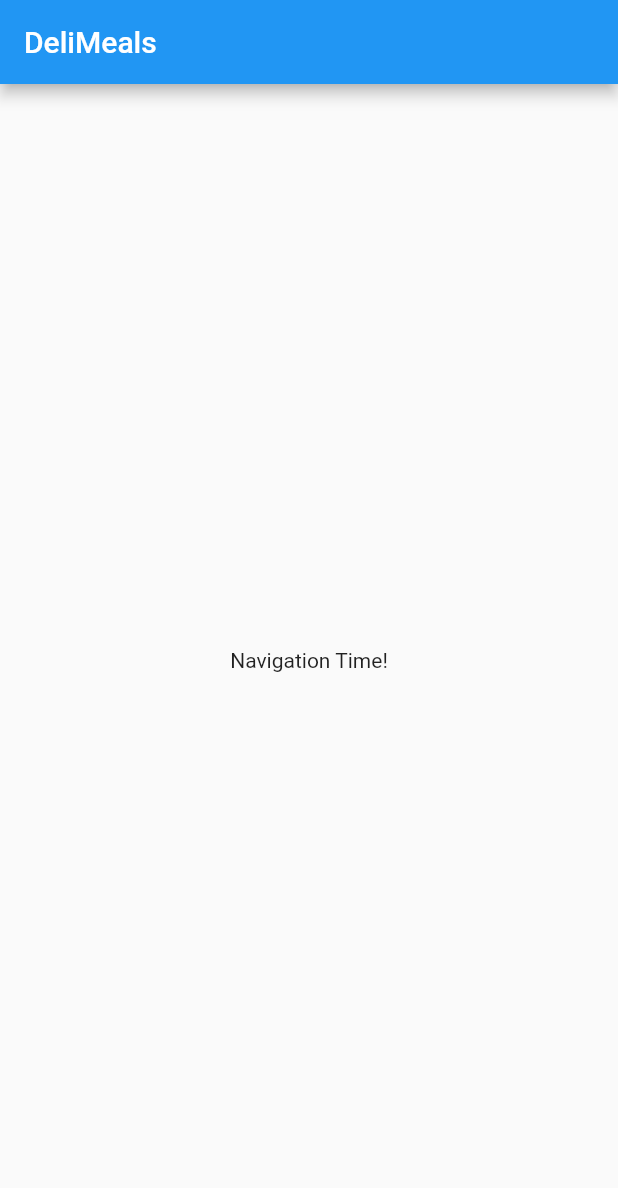
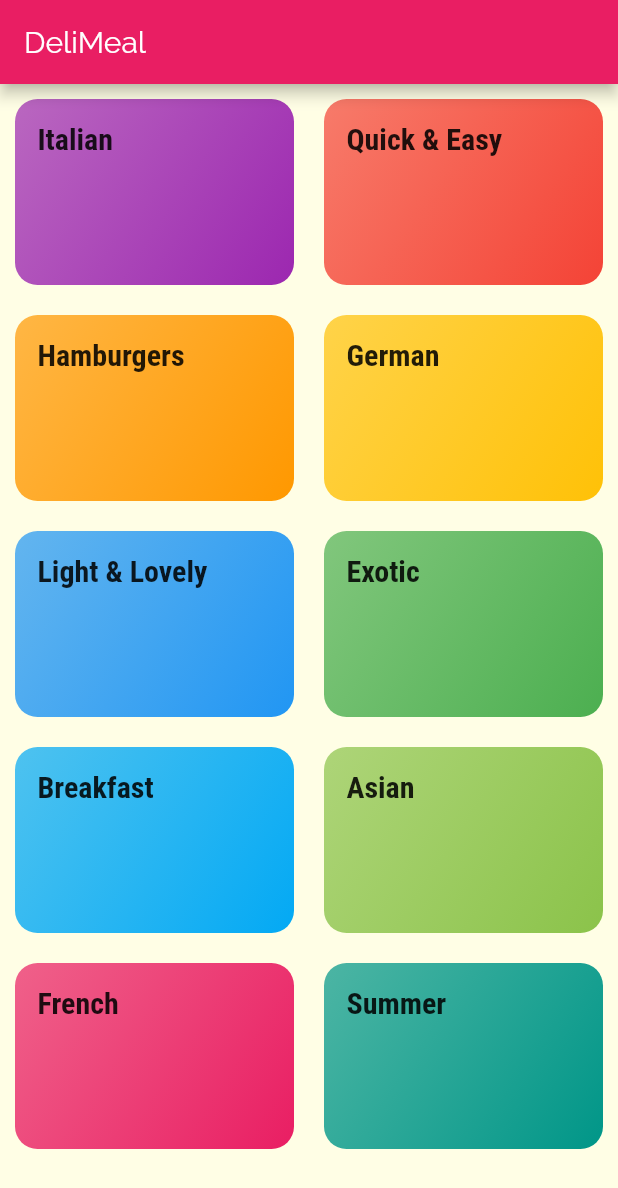
Before and after one commit to admn16/flutter-tutorial, a Flutter app: the screen it shows after launch, on a phone screen of 412 x 824 dp. Shown: the top 1188 px of the screen. Run offline on Flutter 3.47's test engine with Material 2 defaults, Android fonts, the phone set to English and light mode, and no system bars.

Commit message:
Connected 2 screens

```diff
--- /dev/null
+++ b/meals_app/lib/categories_screen.dart
@@ -0,0 +1,32 @@
+import 'package:flutter/material.dart';
+
+import './category_item.dart';
+import './dummy_data.dart';
+
+class CategoriesScreen extends StatelessWidget {
+  const CategoriesScreen({Key? key}) : super(key: key);
+
+  @override
+  Widget build(BuildContext context) {
+    return Scaffold(
+      appBar: AppBar(
+        title: const Text('DeliMeal'),
+      ),
+      body: GridView(
+        padding: const EdgeInsets.all(10),
+        children: DUMMY_CATEGORIES.map((category) {
+          return CategoryItem(
+            title: category.title,
+            color: category.color,
+          );
+        }).toList(),
+        gridDelegate: SliverGridDelegateWithMaxCrossAxisExtent(
+          maxCrossAxisExtent: 200,
+          childAspectRatio: 3 / 2,
+          crossAxisSpacing: 20,
+          mainAxisSpacing: 20,
+        ),
+      ),
+    );
+  }
+}
--- /dev/null
+++ b/meals_app/lib/category_item.dart
@@ -0,0 +1,45 @@
+import 'package:flutter/material.dart';
+
+import './category_meals_screen.dart';
+
+class CategoryItem extends StatelessWidget {
+  final String title;
+  final Color color;
+
+  const CategoryItem({Key? key, required this.title, required this.color})
+      : super(key: key);
+
+  void selectCategory(BuildContext context) {
+    Navigator.of(context).push(MaterialPageRoute(builder: (_) {
+      return CategoryMealsScreen();
+    }));
+  }
+
+  @override
+  Widget build(BuildContext context) {
+    final borderRadius = BorderRadius.circular(15);
+    return InkWell(
+      borderRadius: borderRadius,
+      onTap: () => selectCategory(context),
+      splashColor: Theme.of(context).primaryColor,
+      child: Container(
+        padding: const EdgeInsets.all(15),
+        child: Text(
+          title,
+          style: Theme.of(context).textTheme.title,
+        ),
+        decoration: BoxDecoration(
+          gradient: LinearGradient(
+            colors: [
+              color.withOpacity(0.7),
+              color,
+            ],
+            begin: Alignment.topLeft,
+            end: Alignment.bottomRight,
+          ),
+          borderRadius: borderRadius,
+        ),
+      ),
+    );
+  }
+}
--- /dev/null
+++ b/meals_app/lib/category_meals_screen.dart
@@ -0,0 +1,19 @@
+import 'package:flutter/material.dart';
+
+class CategoryMealsScreen extends StatelessWidget {
+  const CategoryMealsScreen({Key? key}) : super(key: key);
+
+  @override
+  Widget build(BuildContext context) {
+    return Scaffold(
+      appBar: AppBar(
+        title: Text('The Recipes'),
+      ),
+      body: Center(
+        child: Text(
+          'The Recipes For The Category!',
+        ),
+      ),
+    );
+  }
+}
--- /dev/null
+++ b/meals_app/lib/dummy_data.dart
@@ -0,0 +1,56 @@
+import 'package:flutter/material.dart';
+
+import './models/category.dart';
+
+const DUMMY_CATEGORIES = const [
+  Category(
+    id: 'c1',
+    title: 'Italian',
+    color: Colors.purple,
+  ),
+  Category(
+    id: 'c2',
+    title: 'Quick & Easy',
+    color: Colors.red,
+  ),
+  Category(
+    id: 'c3',
+    title: 'Hamburgers',
+    color: Colors.orange,
+  ),
+  Category(
+    id: 'c4',
+    title: 'German',
+    color: Colors.amber,
+  ),
+  Category(
+    id: 'c5',
+    title: 'Light & Lovely',
+    color: Colors.blue,
+  ),
+  Category(
+    id: 'c6',
+    title: 'Exotic',
+    color: Colors.green,
+  ),
+  Category(
+    id: 'c7',
+    title: 'Breakfast',
+    color: Colors.lightBlue,
+  ),
+  Category(
+    id: 'c8',
+    title: 'Asian',
+    color: Colors.lightGreen,
+  ),
+  Category(
+    id: 'c9',
+    title: 'French',
+    color: Colors.pink,
+  ),
+  Category(
+    id: 'c10',
+    title: 'Summer',
+    color: Colors.teal,
+  ),
+];
--- a/meals_app/lib/main.dart
+++ b/meals_app/lib/main.dart
@@ -1,4 +1,6 @@
 import 'package:flutter/material.dart';
+
+import './categories_screen.dart';
 
 void main() => runApp(MyApp());
 
@@ -8,29 +10,25 @@ class MyApp extends StatelessWidget {
     return MaterialApp(
       title: 'DeliMeals',
       theme: ThemeData(
-        primarySwatch: Colors.blue,
+        primarySwatch: Colors.pink,
+        accentColor: Colors.amber,
+        canvasColor: Color.fromRGBO(255, 254, 229, 1),
+        fontFamily: 'Raleway',
+        textTheme: ThemeData.light().textTheme.copyWith(
+              body1: TextStyle(
+                color: Color.fromRGBO(20, 51, 51, 1),
+              ),
+              body2: TextStyle(
+                color: Color.fromRGBO(20, 51, 51, 1),
+              ),
+              title: TextStyle(
+                fontSize: 20,
+                fontFamily: 'RobotoCondensed',
+                fontWeight: FontWeight.bold,
+              ),
+            ),
       ),
-      home: MyHomePage(),
+      home: CategoriesScreen(),
     );
   }
 }
-
-class MyHomePage extends StatefulWidget {
-    @override
-  _MyHomePageState createState() => _MyHomePageState();
-}
-
-class _MyHomePageState extends State<MyHomePage> {
-
-  @override
-  Widget build(BuildContext context) {
-    return Scaffold(
-      appBar: AppBar(
-        title: Text('DeliMeals'),
-      ),
-      body: Center(
-        child: Text('Navigation Time!'),
-      ),
-    );
-  }
-}
--- /dev/null
+++ b/meals_app/lib/models/category.dart
@@ -0,0 +1,13 @@
+import 'package:flutter/material.dart';
+
+class Category {
+  final String id;
+  final String title;
+  final Color color;
+
+  const Category({
+    required this.id,
+    required this.title,
+    this.color = Colors.orange,
+  });
+}
```
Also changed, not shown: meals_app/pubspec.yaml (+17 -11 lines), meals_app/assets/fonts/Raleway-Black.ttf (added), meals_app/assets/fonts/Raleway-Bold.ttf (added), meals_app/assets/fonts/Raleway-Regular.ttf (added), meals_app/assets/fonts/RobotoCondensed-Bold.ttf (added), meals_app/assets/fonts/RobotoCondensed-Italic.ttf (added), meals_app/assets/fonts/RobotoCondensed-Light.ttf (added), meals_app/assets/fonts/RobotoCondensed-Regular.ttf (added).
